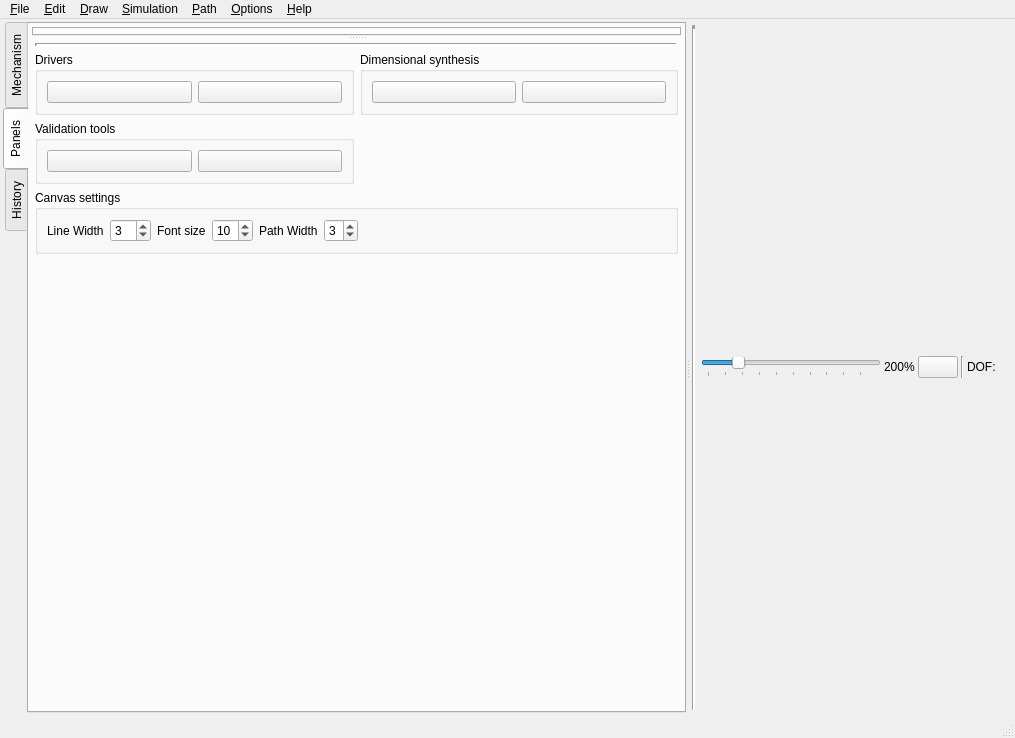
Qt form core/main.ui (KmolYuan/Pyslvs-UI) before a commit.
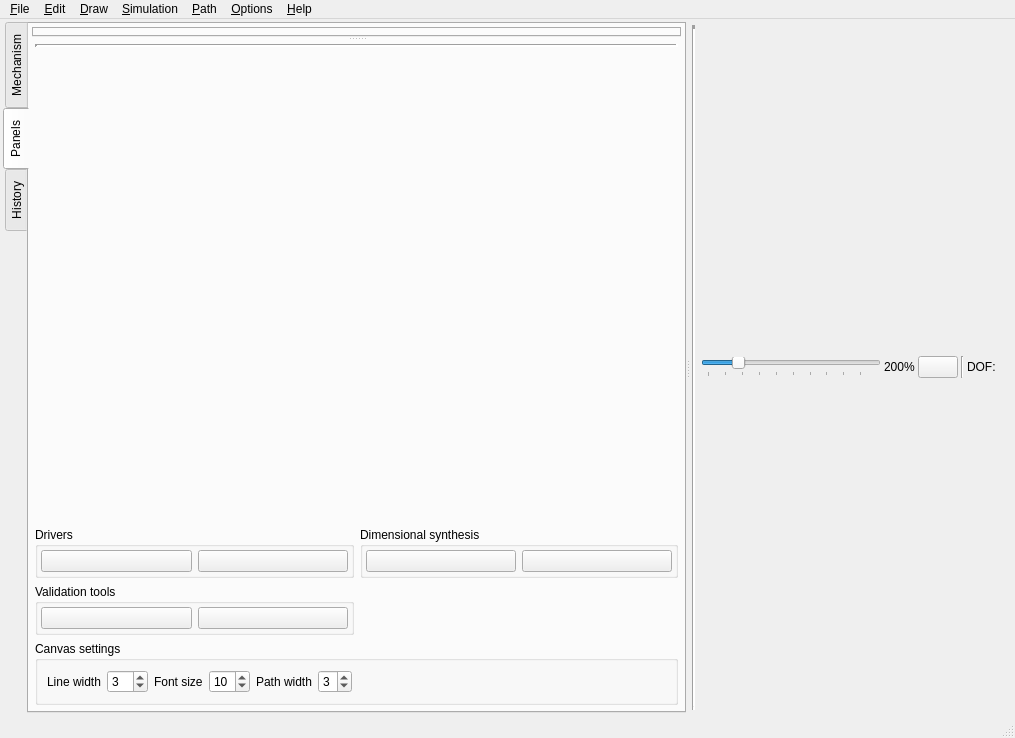
The same form after that commit. The open tabs and pages were chosen to show the change. Icons and pictures are not drawn.

Commit message: Panel widget will automatic hide when not using.

The edit to the form file:
```diff
--- a/core/main.ui
+++ b/core/main.ui
@@ -1406,6 +1406,19 @@
                    </property>
                   </widget>
                  </item>
+                 <item>
+                  <spacer name="verticalSpacer">
+                   <property name="orientation">
+                    <enum>Qt::Vertical</enum>
+                   </property>
+                   <property name="sizeHint" stdset="0">
+                    <size>
+                     <width>0</width>
+                     <height>1</height>
+                    </size>
+                   </property>
+                  </spacer>
+                 </item>
                  <item>
                   <layout class="QVBoxLayout" name="verticalLayout_28">
                    <item>
@@ -1416,6 +1429,18 @@
                         <string>Drivers</string>
                        </property>
                        <layout class="QVBoxLayout" name="verticalLayout_23">
+                        <property name="leftMargin">
+                         <number>3</number>
+                        </property>
+                        <property name="topMargin">
+                         <number>3</number>
+                        </property>
+                        <property name="rightMargin">
+                         <number>3</number>
+                        </property>
+                        <property name="bottomMargin">
+                         <number>3</number>
+                        </property>
                         <item>
                          <layout class="QGridLayout" name="gridLayout">
                           <item row="1" column="0">
@@ -1469,6 +1494,18 @@
                         <string>Validation tools</string>
                        </property>
                        <layout class="QVBoxLayout" name="verticalLayout_24">
+                        <property name="leftMargin">
+                         <number>3</number>
+                        </property>
+                        <property name="topMargin">
+                         <number>3</number>
+                        </property>
+                        <property name="rightMargin">
+                         <number>3</number>
+                        </property>
+                        <property name="bottomMargin">
+                         <number>3</number>
+                        </property>
                         <item>
                          <layout class="QGridLayout" name="gridLayout_2">
                           <item row="0" column="0">
@@ -1522,6 +1559,18 @@
                         <string>Dimensional synthesis</string>
                        </property>
                        <layout class="QVBoxLayout" name="verticalLayout_4">
+                        <property name="leftMargin">
+                         <number>3</number>
+                        </property>
+                        <property name="topMargin">
+                         <number>3</number>
+                        </property>
+                        <property name="rightMargin">
+                         <number>3</number>
+                        </property>
+                        <property name="bottomMargin">
+                         <number>3</number>
+                        </property>
                         <item>
                          <layout class="QHBoxLayout" name="horizontalLayout_6">
                           <item>
@@ -1588,7 +1637,7 @@
                            </sizepolicy>
                           </property>
                           <property name="text">
-                           <string>Line Width</string>
+                           <string>Line width</string>
                           </property>
                          </widget>
                         </item>
@@ -1658,7 +1707,7 @@
                            </sizepolicy>
                           </property>
                           <property name="text">
-                           <string>Path Width</string>
+                           <string>Path width</string>
                           </property>
                          </widget>
                         </item>
@@ -1699,19 +1748,6 @@
                      </layout>
                     </widget>
                    </item>
-                   <item>
-                    <spacer name="verticalSpacer">
-                     <property name="orientation">
-                      <enum>Qt::Vertical</enum>
-                     </property>
-                     <property name="sizeHint" stdset="0">
-                      <size>
-                       <width>0</width>
-                       <height>1</height>
-                      </size>
-                     </property>
-                    </spacer>
-                   </item>
                   </layout>
                  </item>
                 </layout>
```
The commit also changes 5 other files.
